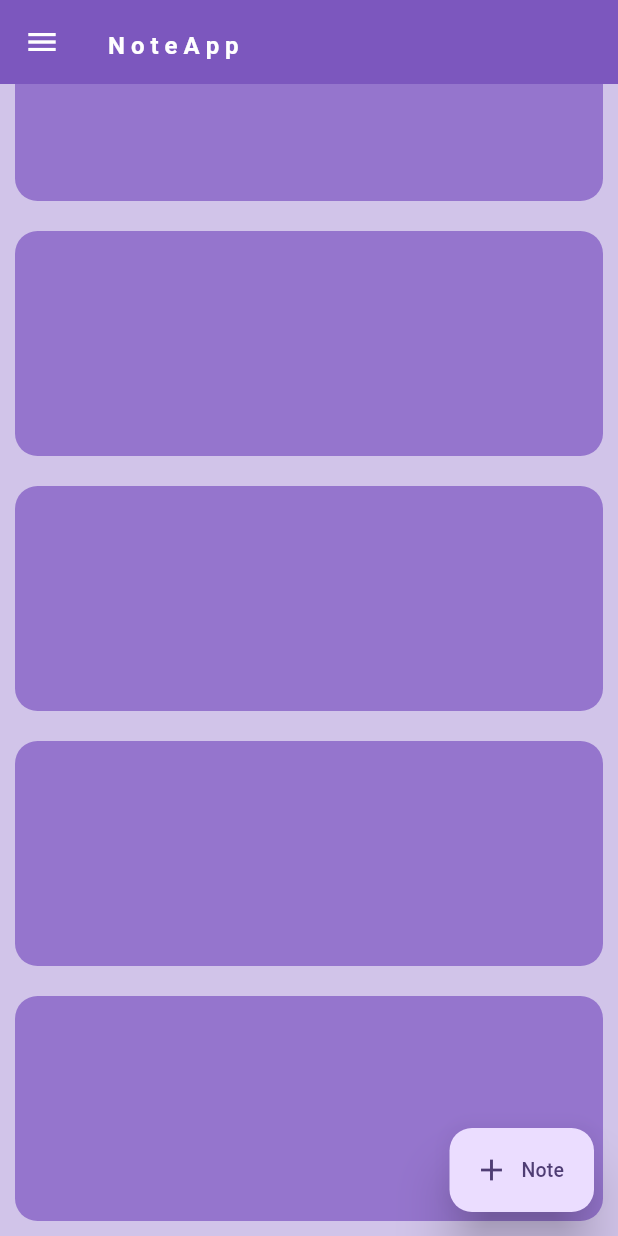
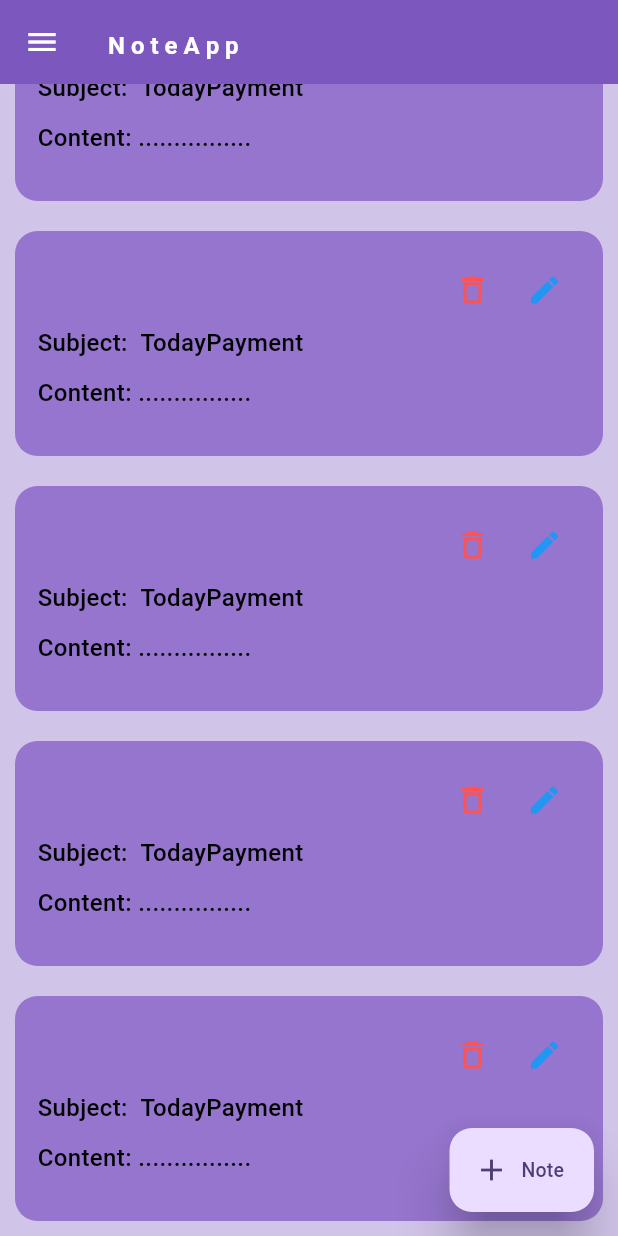
Before and after one commit to safvansafvan/Note_App, a Flutter app: the screen it shows after launch, scrolled down 226 dp, on a phone screen of 412 x 824 dp. Run offline on Flutter 3.47's test engine with Material 2 defaults, Android fonts, the phone set to English and light mode, and no system bars; our stand-ins replace firebase_core, google_fonts, lottie; accounts and stored records are empty; Roboto replaces fonts that are missing (Philosopher).

Commit message:
ui almost completed and details screen completed

```diff
--- a/lib/controller/core/constant.dart
+++ b/lib/controller/core/constant.dart
@@ -20,4 +20,5 @@ class CustomFuction {
 
 class CustomHeight {
   static var commonHeight = const SizedBox(height: 20);
+  static var height10 = const SizedBox(height: 10);
 }
--- a/lib/presentation/screens/home_screen.dart
+++ b/lib/presentation/screens/home_screen.dart
@@ -1,6 +1,7 @@
 import 'package:flutter/material.dart';
 import 'package:note_app/controller/core/constant.dart';
 import 'package:note_app/presentation/screens/add_note/add_note.dart';
+import 'package:note_app/presentation/screens/note_details/note_details.dart';
 
 class HomeScreen extends StatelessWidget {
   const HomeScreen({super.key});
@@ -32,18 +33,93 @@ class HomeScreen extends StatelessWidget {
             ),
           ),
           SliverList(
-            delegate: SliverChildBuilderDelegate((context, index) {
+            delegate: SliverChildBuilderDelegate(
+              (context, index) {
                 return Padding(
                   padding: const EdgeInsets.all(10),
                   child: ClipRRect(
                     borderRadius: CustomSize.commonRadius,
+                    child: InkWell(
+                      onTap: () {
+                        Navigator.push(
+                          context,
+                          MaterialPageRoute(
+                            builder: (context) => const NoteDetailsScreen(),
+                          ),
+                        );
+                      },
                       child: Container(
                         height: 150,
                         color: Colors.deepPurple[300],
+                        child: Padding(
+                          padding: const EdgeInsets.all(15.0),
+                          child: Column(
+                            crossAxisAlignment: CrossAxisAlignment.start,
+                            children: [
+                              Row(
+                                mainAxisAlignment: MainAxisAlignment.end,
+                                children: [
+                                  IconButton(
+                                    onPressed: () {},
+                                    icon: Icon(
+                                      Icons.delete_outline_outlined,
+                                      color: CustomClr.kred,
+                                    ),
+                                  ),
+                                  IconButton(
+                                    onPressed: () {},
+                                    icon: Icon(Icons.edit,
+                                        color: CustomClr.kblue),
+                                  ),
+                                ],
+                              ),
+                              Row(
+                                children: [
+                                  Text(
+                                    "Subject:  ",
+                                    style: CustomFuction.texttStyle(
+                                        weight: FontWeight.w500,
+                                        color: CustomClr.kblack,
+                                        size: 16),
+                                  ),
+                                  Text(
+                                    "TodayPayment",
+                                    style: CustomFuction.texttStyle(
+                                        weight: FontWeight.w500,
+                                        color: CustomClr.kblack,
+                                        size: 16),
+                                  ),
+                                ],
+                              ),
+                              CustomHeight.height10,
+                              Row(
+                                children: [
+                                  Text(
+                                    "Content: ",
+                                    style: CustomFuction.texttStyle(
+                                        weight: FontWeight.w500,
+                                        color: CustomClr.kblack,
+                                        size: 16),
+                                  ),
+                                  Text(
+                                    "................",
+                                    style: CustomFuction.texttStyle(
+                                        weight: FontWeight.w500,
+                                        color: CustomClr.kblack,
+                                        size: 16),
+                                  ),
+                                ],
+                              ),
+                            ],
+                          ),
+                        ),
+                      ),
                     ),
                   ),
                 );
-            }, childCount: 5),
+              },
+              childCount: 5,
+            ),
           ),
         ],
       ),
```
Also changed, not shown: lib/presentation/screens/add_note/add_note.dart (+0 -17 lines), lib/presentation/screens/note_details/note_details.dart (added, +84 -0 lines). Lines whose indentation alone changed are shown as unchanged.
